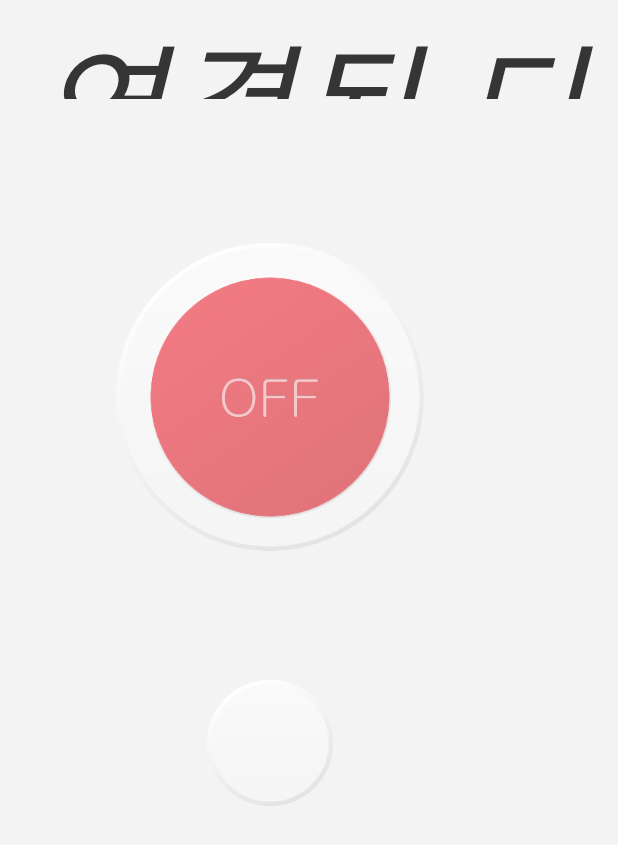
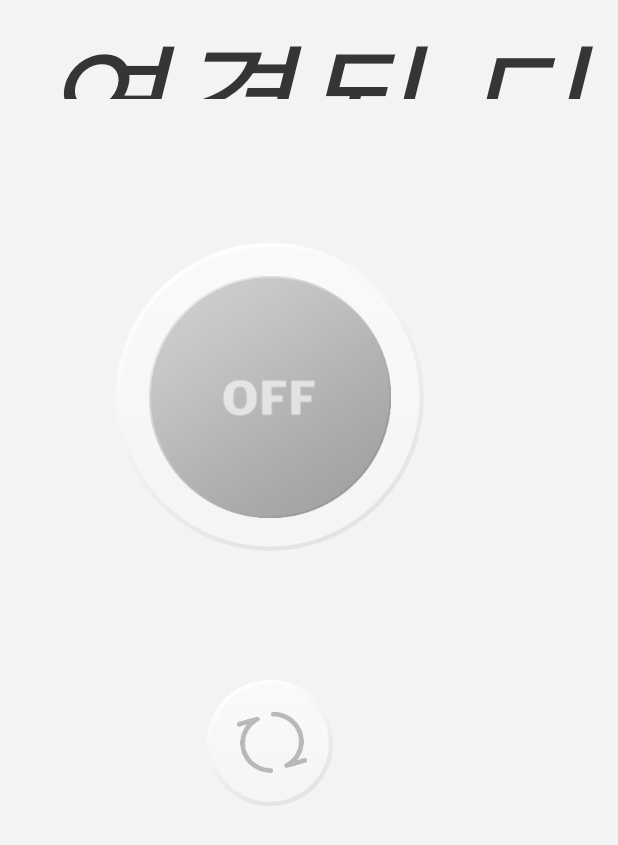
Before and after one commit to kjo6152/JmodBt1, an Android app: the MainActivity screen opened directly, with no data from a screen before it, on a phone screen of 412 x 824 dp. Shown: the top 845 px of the screen. Run offline under Robolectric (Android 15) with nearby library versions, the phone set to English and light mode, and no system bars; 1 statement that could not run was skipped.

Commit message:
앱 UI 수정

```diff
--- a/Android/app/src/main/java/kr/ac/uos/jmodbt1/android/MainActivity.java
+++ b/Android/app/src/main/java/kr/ac/uos/jmodbt1/android/MainActivity.java
@@ -38,9 +38,6 @@ public class MainActivity extends Activity implements View.OnClickListener {
         refresh = ((ImageView) findViewById(R.id.main_refresh));
         deviceName = ((TextView) findViewById(R.id.main_device_name));
 
-        text_on = ((ImageView) findViewById(R.id.main_button_text_on));
-        text_off = ((ImageView) findViewById(R.id.main_button_text_off));
-
         refresh.setOnClickListener(this);
         backPressCloseHandler = new BackPressCloseHandler(this);
 
@@ -73,13 +70,8 @@ public class MainActivity extends Activity implements View.OnClickListener {
                 deviceName.setText(mBluetoothManager.getSelectedDevice().getName());
                 if (mBluetoothManager.isEanbled()) {
                     status.setImageResource(R.mipmap.main_button_layer3_on);
-                    text_on.setVisibility(View.VISIBLE);
-                    text_off.setVisibility(View.INVISIBLE);
                 } else {
                     status.setImageResource(R.mipmap.main_button_layer3_off);
-
-                    text_on.setVisibility(View.INVISIBLE);
-                    text_off.setVisibility(View.VISIBLE);
                 }
             }
         });
--- a/Android/app/src/main/res/layout/activity_main.xml
+++ b/Android/app/src/main/res/layout/activity_main.xml
@@ -42,21 +42,6 @@
             android:layout_centerInParent="true"
             android:src="@mipmap/main_button_layer3_on"/>
 
-        <ImageView
-            android:id="@+id/main_button_text_on"
-            android:layout_width="50dp"
-            android:layout_height="30dp"
-            android:layout_centerInParent="true"
-            android:src="@mipmap/main_button_text_on"/>
-
-        <ImageView
-            android:id="@+id/main_button_text_off"
-            android:layout_width="64.25dp"
-            android:layout_height="26.25dp"
-            android:layout_centerInParent="true"
-            android:visibility="invisible"
-            android:src="@mipmap/main_button_text_off"/>
-
     </RelativeLayout>
 
     <!-- refresh -->
@@ -68,4 +53,18 @@
         android:layout_height="84.25dp"
         android:src="@mipmap/main_button_refresh"
         android:clickable="true"/>
+
+    <ImageView
+        android:layout_marginTop="478.25dp"
+        android:layout_marginLeft="158dp"
+        android:layout_width="23.75dp"
+        android:layout_height="37.5dp"
+        android:src="@mipmap/main_refresh_icon_left"/>
+
+    <ImageView
+        android:layout_marginTop="474.75dp"
+        android:layout_marginLeft="180.5dp"
+        android:layout_width="23.75dp"
+        android:layout_height="37.5dp"
+        android:src="@mipmap/main_refresh_icon_right"/>
 </RelativeLayout>
```
Also changed, not shown: Android/app/src/main/res/mipmap-xxxhdpi/main_button_layer3_off.png, Android/app/src/main/res/mipmap-xxxhdpi/main_button_layer3_on.png, Android/app/src/main/res/mipmap-xxxhdpi/main_button_text_off.png (deleted), Android/app/src/main/res/mipmap-xxxhdpi/main_button_text_on.png (deleted), Android/app/src/main/res/mipmap-xxxhdpi/main_refresh_icon_left.png (added), Android/app/src/main/res/mipmap-xxxhdpi/main_refresh_icon_right.png (added).
